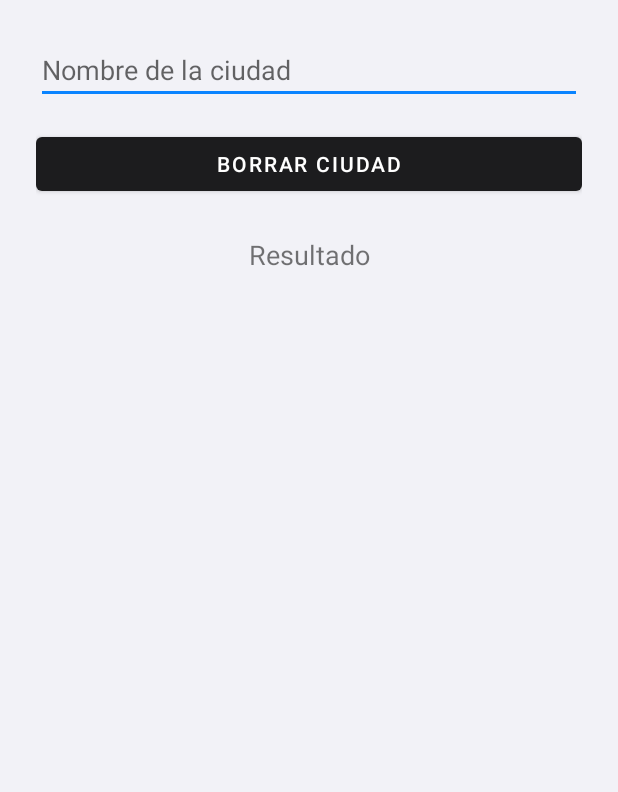
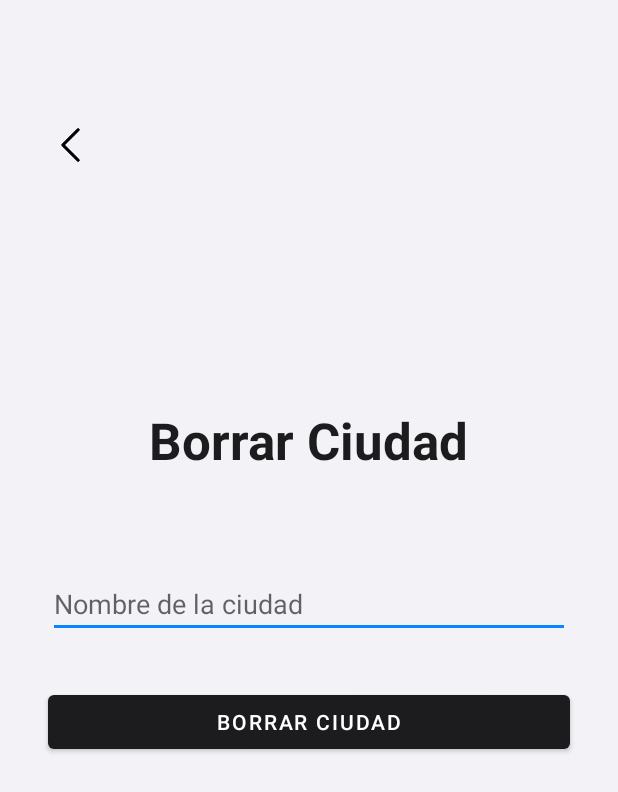
Before and after one commit to benjaelizalde/GP5-TP2_AplicacionesMoviles, an Android app: the BorrarCiudadPorNombreActivity screen opened directly, with no data from a screen before it, on a phone screen of 412 x 824 dp. Shown: the top 792 px of the screen. Run offline under Robolectric (Android 15) with nearby library versions, the phone set to English and light mode, and no system bars; our stand-ins replace Room's generated code.

Commit message:
Corrige posicion de elementos de activity_borrar_ciudad.xml y ajusta codigo de BorrarCiudadPorNombreActivity.kt

```diff
--- a/TP2_Capitales/app/src/main/java/com/grupo5/app2_capitales/BorrarCiudadPorNombreActivity.kt
+++ b/TP2_Capitales/app/src/main/java/com/grupo5/app2_capitales/BorrarCiudadPorNombreActivity.kt
@@ -6,12 +6,14 @@
 import androidx.lifecycle.lifecycleScope
 import com.grupo5.app2_capitales.data.AppDatabase
 import kotlinx.coroutines.launch
+import android.view.View
 
 class BorrarCiudadPorNombreActivity : AppCompatActivity() {
 
     private lateinit var etCiudadABorrar: EditText
     private lateinit var btnBorrarCiudad: Button
     private lateinit var tvResultadoBorrado: TextView
+    private lateinit var ivBack: ImageView
     private lateinit var db: AppDatabase
 
     override fun onCreate(savedInstanceState: Bundle?) {
@@ -21,7 +23,12 @@
         etCiudadABorrar = findViewById(R.id.etCiudadABorrar)
         btnBorrarCiudad = findViewById(R.id.btnBorrarCiudad)
         tvResultadoBorrado = findViewById(R.id.tvResultadoBorrado)
+        ivBack = findViewById(R.id.ivBack)
         db = AppDatabase.getDatabase(this)
+
+        ivBack.setOnClickListener {
+            finish()
+        }
 
         btnBorrarCiudad.setOnClickListener {
             val nombreCiudad = etCiudadABorrar.text.toString().trim()
@@ -44,5 +51,6 @@
 
     private fun mostrarResultado(mensaje: String) {
         tvResultadoBorrado.text = mensaje
+        tvResultadoBorrado.visibility = View.VISIBLE
     }
 }
--- a/TP2_Capitales/app/src/main/res/layout/activity_borrar_ciudad.xml
+++ b/TP2_Capitales/app/src/main/res/layout/activity_borrar_ciudad.xml
@@ -5,13 +5,43 @@
     android:layout_height="match_parent"
     android:padding="24dp">
 
+    <ImageView
+        android:id="@+id/ivBack"
+        android:layout_width="30dp"
+        android:layout_height="25dp"
+        android:layout_marginStart="8dp"
+        android:layout_marginTop="60dp"
+        android:contentDescription="Volver"
+        app:layout_constraintStart_toStartOf="parent"
+        app:layout_constraintTop_toTopOf="parent"
+        app:srcCompat="@drawable/back" />
+
+    <TextView
+        android:id="@+id/tvTitulo"
+        android:layout_width="wrap_content"
+        android:layout_height="wrap_content"
+        android:layout_marginBottom="48dp"
+        android:text="Borrar Ciudad"
+        android:textAppearance="@style/TextAppearance.AppCompat.Display1"
+        android:textColor="@color/colorPrimary"
+        android:textStyle="bold"
+        app:layout_constraintBottom_toTopOf="@id/etCiudadABorrar"
+        app:layout_constraintEnd_toEndOf="parent"
+        app:layout_constraintStart_toStartOf="parent"
+        app:layout_constraintTop_toTopOf="parent"
+        app:layout_constraintVertical_chainStyle="packed"  />
+
     <EditText
         android:id="@+id/etCiudadABorrar"
         android:layout_width="0dp"
         android:layout_height="wrap_content"
         android:hint="Nombre de la ciudad"
         android:inputType="text"
-        app:layout_constraintTop_toTopOf="parent"
+        android:layout_marginTop="16dp"
+        android:layout_marginStart="8dp"
+        android:layout_marginEnd="8dp"
+        app:layout_constraintTop_toBottomOf="@id/tvTitulo"
+        app:layout_constraintBottom_toTopOf="@id/btnBorrarCiudad"
         app:layout_constraintStart_toStartOf="parent"
         app:layout_constraintEnd_toEndOf="parent" />
 
@@ -20,8 +50,11 @@
         android:layout_width="0dp"
         android:layout_height="wrap_content"
         android:text="Borrar ciudad"
-        android:layout_marginTop="16dp"
+        android:layout_marginTop="32dp"
+        android:layout_marginStart="8dp"
+        android:layout_marginEnd="8dp"
         app:layout_constraintTop_toBottomOf="@id/etCiudadABorrar"
+        app:layout_constraintBottom_toTopOf="@id/tvResultadoBorrado"
         app:layout_constraintStart_toStartOf="parent"
         app:layout_constraintEnd_toEndOf="parent" />
 
@@ -33,6 +66,8 @@
         android:text="Resultado"
         android:textSize="18sp"
         android:gravity="center"
+        android:visibility="invisible"
+        app:layout_constraintBottom_toBottomOf="parent"
         app:layout_constraintTop_toBottomOf="@id/btnBorrarCiudad"
         app:layout_constraintStart_toStartOf="parent"
         app:layout_constraintEnd_toEndOf="parent" />
```
